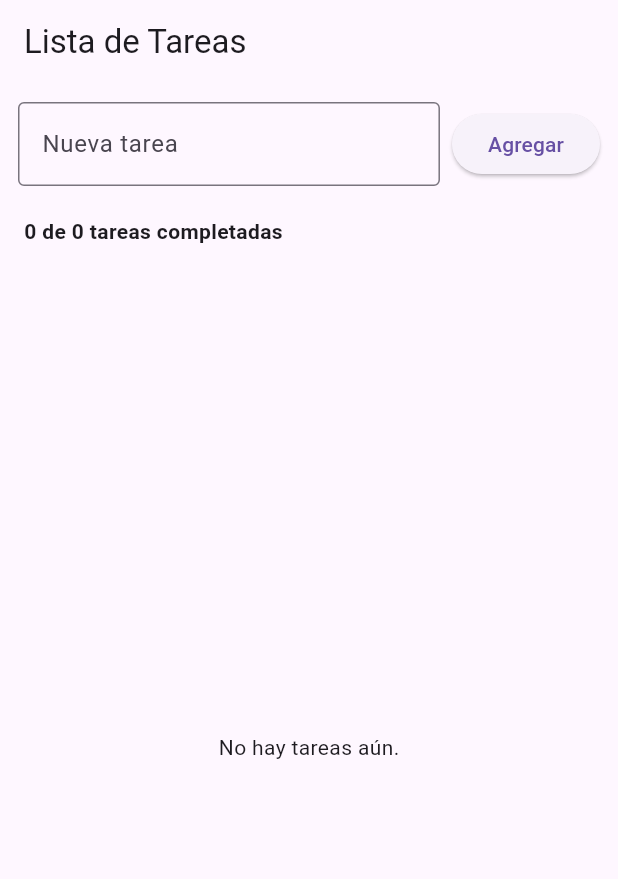
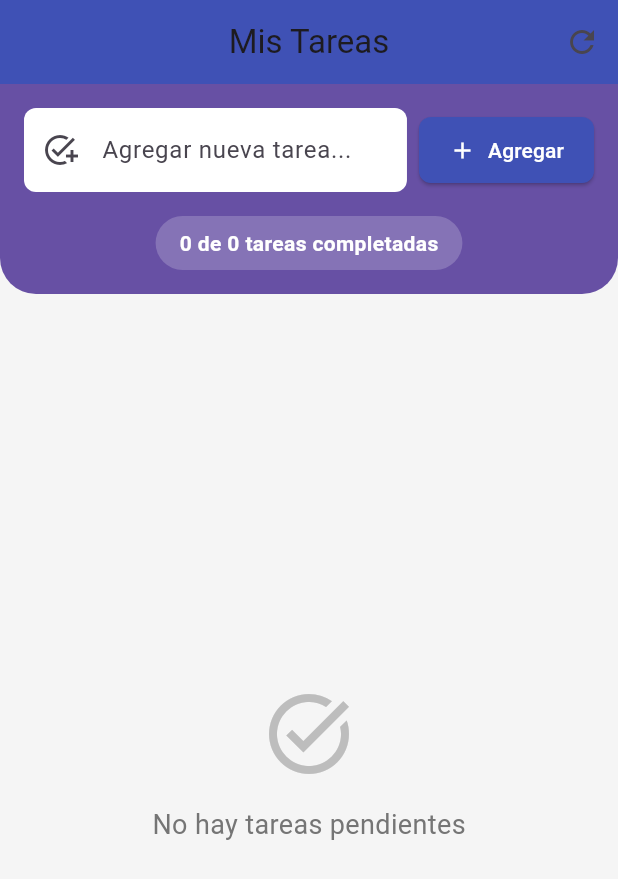
Before and after one commit to zirot618/appdetareas, a Flutter app: the screen it shows after launch, on a phone screen of 412 x 824 dp. Shown: the top 879 px of the screen. Run offline on Flutter 3.47's test engine with Material 3 defaults, Android fonts, the phone set to English and light mode, and no system bars; our stand-ins replace shared_preferences.

Commit message:
creo que a este punto ya esta completo 2.0 jsjsjs

```diff
--- a/lib/main.dart
+++ b/lib/main.dart
@@ -10,7 +10,42 @@ class ToDoApp extends StatelessWidget {
   Widget build(BuildContext context) {
     return MaterialApp(
       title: 'Lista de Tareas',
-      theme: ThemeData(primarySwatch: Colors.teal),
+      theme: ThemeData(
+        primarySwatch: Colors.indigo,
+        scaffoldBackgroundColor: Colors.grey[100],
+        appBarTheme: AppBarTheme(
+          backgroundColor: Colors.indigo,
+          elevation: 0,
+          centerTitle: true,
+        ),
+        elevatedButtonTheme: ElevatedButtonThemeData(
+          style: ElevatedButton.styleFrom(
+            backgroundColor: Colors.indigo,
+            foregroundColor: Colors.white,
+            padding: EdgeInsets.symmetric(horizontal: 20, vertical: 12),
+            shape: RoundedRectangleBorder(
+              borderRadius: BorderRadius.circular(8),
+            ),
+          ),
+        ),
+        inputDecorationTheme: InputDecorationTheme(
+          filled: true,
+          fillColor: Colors.white,
+          border: OutlineInputBorder(
+            borderRadius: BorderRadius.circular(8),
+            borderSide: BorderSide.none,
+          ),
+          enabledBorder: OutlineInputBorder(
+            borderRadius: BorderRadius.circular(8),
+            borderSide: BorderSide.none,
+          ),
+          focusedBorder: OutlineInputBorder(
+            borderRadius: BorderRadius.circular(8),
+            borderSide: BorderSide(color: Colors.indigo),
+          ),
+          contentPadding: EdgeInsets.symmetric(horizontal: 16, vertical: 16),
+        ),
+      ),
       debugShowCheckedModeBanner: false,
       home: HomeScreen(),
     );
--- a/lib/models/task.dart
+++ b/lib/models/task.dart
@@ -1,14 +1,25 @@
+// Modelo que representa una tarea individual
 class Task {
-  String title;
-  bool done;
+  String title;  // Título de la tarea
+  bool done;     // Estado de la tarea (completada o no)
 
   Task({required this.title, this.done = false});
 
+  // Método para convertir un objeto JSON a una tarea
+  // Se usa cuando se cargan las tareas desde el almacenamiento
   factory Task.fromJson(Map<String, dynamic> json) {
-    return Task(title: json['title'], done: json['done']);
+    return Task(
+      title: json['title'],  // Extrae el título del JSON
+      done: json['done'],    // Extrae el estado del JSON
+    );
   }
 
+  // Método para convertir una tarea a formato JSON
+  // Se usa cuando se guardan las tareas en el almacenamiento
   Map<String, dynamic> toJson() {
-    return {'title': title, 'done': done};
+    return {
+      'title': title,  // Guarda el título en el JSON
+      'done': done,    // Guarda el estado en el JSON
+    };
   }
 }
--- a/lib/screens/home_screen.dart
+++ b/lib/screens/home_screen.dart
@@ -9,27 +9,36 @@ class HomeScreen extends StatefulWidget {
 }
 
 class _HomeScreenState extends State<HomeScreen> {
+  // Instancia del servicio de persistencia
   final TaskService _taskService = TaskService();
   final TextEditingController _controller = TextEditingController();
   List<Task> _tasks = [];
+  bool _isLoading = true;
 
   @override
   void initState() {
     super.initState();
+    // Carga las tareas al iniciar la pantalla
     _loadTasks();
   }
 
+  // Método para cargar las tareas desde el almacenamiento
   Future<void> _loadTasks() async {
+    setState(() => _isLoading = true);
+    // Obtiene las tareas guardadas
     final loaded = await _taskService.loadTasks();
     setState(() {
       _tasks = loaded;
+      _isLoading = false;
     });
   }
 
+  // Método para guardar las tareas en el almacenamiento
   Future<void> _saveTasks() async {
     await _taskService.saveTasks(_tasks);
   }
 
+  // Método para agregar una nueva tarea
   void _addTask(String title) {
     if (title.trim().isEmpty) return;
     setState(() {
@@ -37,24 +46,28 @@ class _HomeScreenState extends State<HomeScreen> {
       _sortTasks();
       _controller.clear();
     });
+    // Guarda las tareas después de agregar una nueva
     _saveTasks();
   }
 
+  // Método para cambiar el estado de una tarea
   void _toggleTask(int index) {
     setState(() {
       _tasks[index].done = !_tasks[index].done;
       _sortTasks();
     });
+    // Guarda las tareas después de cambiar el estado
     _saveTasks();
   }
 
+  // Método para eliminar una tarea
   void _deleteTask(int index) {
     showDialog(
       context: context,
-      builder:
-          (context) => AlertDialog(
+      builder: (context) => AlertDialog(
         title: Text('¿Eliminar tarea?'),
         content: Text('¿Estás seguro de que deseas eliminar esta tarea?'),
+        shape: RoundedRectangleBorder(borderRadius: BorderRadius.circular(12)),
         actions: [
           TextButton(
             onPressed: () => Navigator.of(context).pop(),
@@ -65,6 +78,7 @@ class _HomeScreenState extends State<HomeScreen> {
               setState(() {
                 _tasks.removeAt(index);
               });
+              // Guarda las tareas después de eliminar una
               _saveTasks();
               Navigator.of(context).pop();
             },
@@ -75,6 +89,7 @@ class _HomeScreenState extends State<HomeScreen> {
     );
   }
 
+  // Método para ordenar las tareas (completadas al final)
   void _sortTasks() {
     _tasks.sort((a, b) {
       if (a.done == b.done) return 0;
@@ -85,51 +100,105 @@ class _HomeScreenState extends State<HomeScreen> {
   @override
   Widget build(BuildContext context) {
     return Scaffold(
-      appBar: AppBar(title: Text('Lista de Tareas')),
+      appBar: AppBar(
+        title: Text('Mis Tareas'),
+        actions: [
+          IconButton(
+            icon: Icon(Icons.refresh),
+            onPressed: _loadTasks,
+          ),
+        ],
+      ),
       body: Column(
         children: [
-          Padding(
-            padding: EdgeInsets.all(12.0),
-            child: Row(
+          Container(
+            padding: EdgeInsets.all(16),
+            decoration: BoxDecoration(
+              color: Theme.of(context).primaryColor,
+              borderRadius: BorderRadius.only(
+                bottomLeft: Radius.circular(24),
+                bottomRight: Radius.circular(24),
+              ),
+            ),
+            child: Column(
+              children: [
+                Row(
                   children: [
                     Expanded(
                       child: TextField(
                         controller: _controller,
                         decoration: InputDecoration(
-                      labelText: 'Nueva tarea',
-                      border: OutlineInputBorder(),
+                          hintText: 'Agregar nueva tarea...',
+                          prefixIcon: Icon(Icons.add_task),
                         ),
+                        onSubmitted: _addTask,
                       ),
                     ),
                     SizedBox(width: 8),
-                ElevatedButton(
+                    ElevatedButton.icon(
                       onPressed: () => _addTask(_controller.text),
-                  child: Text('Agregar'),
+                      icon: Icon(Icons.add),
+                      label: Text('Agregar'),
+                    ),
+                  ],
+                ),
+                SizedBox(height: 16),
+                Container(
+                  padding: EdgeInsets.symmetric(horizontal: 16, vertical: 8),
+                  decoration: BoxDecoration(
+                    color: Colors.white.withOpacity(0.2),
+                    borderRadius: BorderRadius.circular(20),
+                  ),
+                  child: Text(
+                    '${_tasks.where((t) => t.done).length} de ${_tasks.length} tareas completadas',
+                    style: TextStyle(
+                      color: Colors.white,
+                      fontWeight: FontWeight.bold,
+                    ),
+                  ),
                 ),
               ],
             ),
           ),
-          Padding(
-            padding: const EdgeInsets.symmetric(horizontal: 16, vertical: 8),
-            child: Align(
-              alignment: Alignment.centerLeft,
-              child: Text(
-                '${_tasks.where((t) => t.done).length} de ${_tasks.length} tareas completadas',
-                style: TextStyle(fontWeight: FontWeight.bold),
+          Expanded(
+            child: _isLoading
+                ? Center(child: CircularProgressIndicator())
+                : _tasks.isEmpty
+                    ? Center(
+                        child: Column(
+                          mainAxisAlignment: MainAxisAlignment.center,
+                          children: [
+                            Icon(
+                              Icons.task_alt,
+                              size: 64,
+                              color: Colors.grey[400],
+                            ),
+                            SizedBox(height: 16),
+                            Text(
+                              'No hay tareas pendientes',
+                              style: TextStyle(
+                                fontSize: 18,
+                                color: Colors.grey[600],
                               ),
                             ),
+                          ],
                         ),
-          Expanded(
-            child:
-                _tasks.isEmpty
-                    ? Center(child: Text('No hay tareas aún.'))
+                      )
                     : ListView.builder(
+                        padding: EdgeInsets.all(16),
                         itemCount: _tasks.length,
-                      itemBuilder:
-                          (context, index) => TaskTile(
+                        itemBuilder: (context, index) => Card(
+                          elevation: 2,
+                          margin: EdgeInsets.only(bottom: 8),
+                          color: Theme.of(context).primaryColor,
+                          shape: RoundedRectangleBorder(
+                            borderRadius: BorderRadius.circular(12),
+                          ),
+                          child: TaskTile(
                             task: _tasks[index],
                             onToggle: () => _toggleTask(index),
                             onDelete: () => _deleteTask(index),
+                          ),
                         ),
                       ),
           ),
```
Also changed, not shown: lib/services/task_service.dart (+18 -0 lines), lib/widgets/task_tile.dart (+20 -2 lines), 3 other files. Lines whose indentation alone changed are shown as unchanged.
